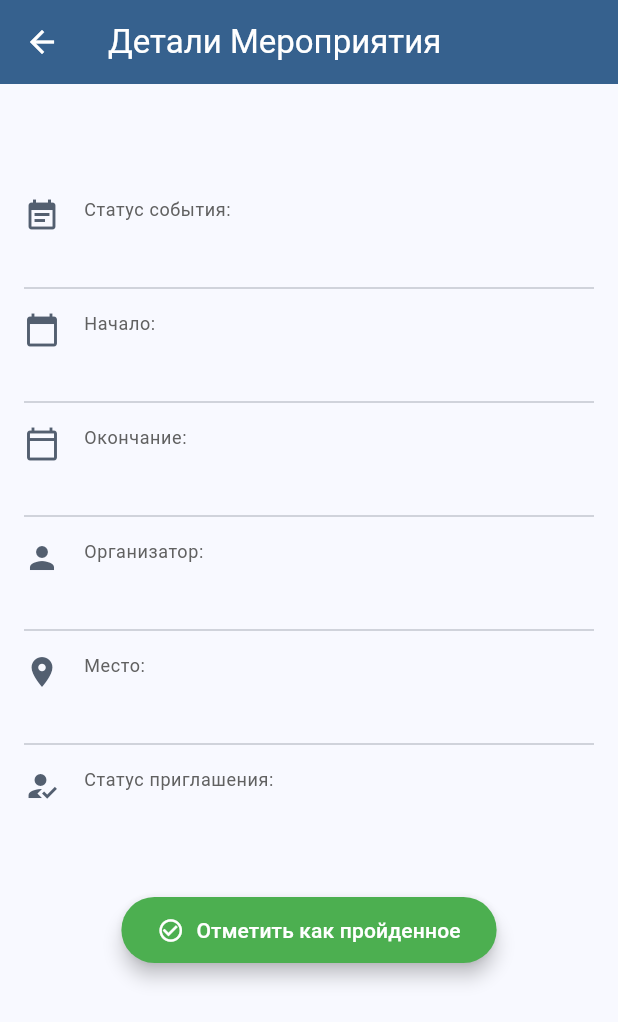
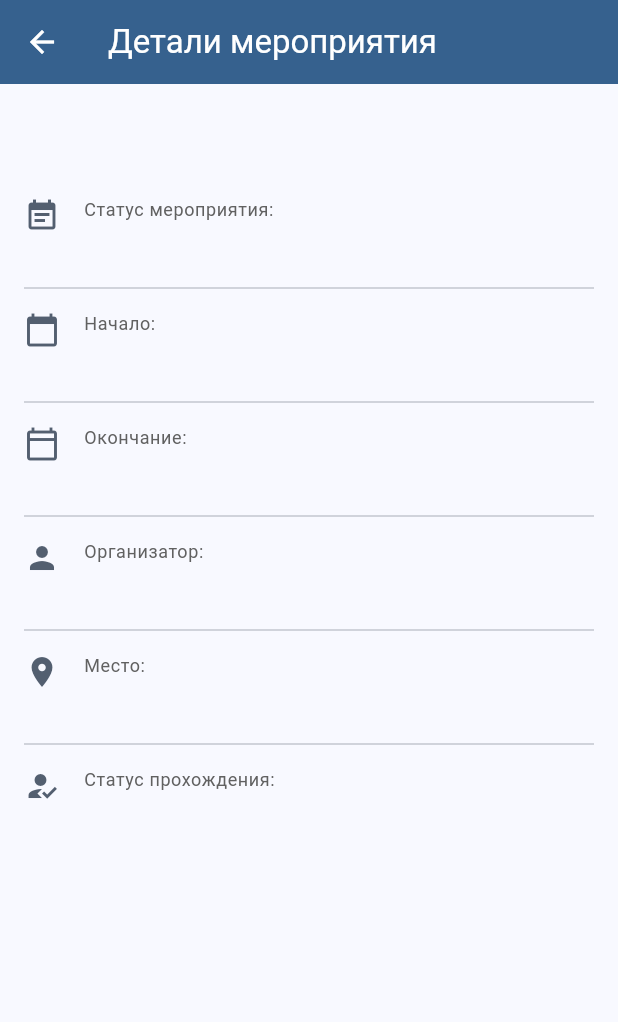
Before and after one commit to callmerussell04/university-events-mobile, a Flutter app: the DetailsPage screen opened directly with empty values, on a phone screen of 412 x 824 dp. Shown: the top 1022 px of the screen. Run offline on Flutter 3.47's test engine with Material 3 defaults, Android fonts, the phone set to English and light mode, and no system bars; our stand-ins replace dio, equatable, firebase_core, firebase_messaging, flutter_bloc, flutter_secure_storage and 2 more; accounts and stored records are empty; generated files the repository leaves out were written again.

Commit message:
минификсы

```diff
--- a/lib/data/repositories/invitation_repository.dart
+++ b/lib/data/repositories/invitation_repository.dart
@@ -13,7 +13,7 @@ class InvitationRepository extends ApiInterface {
 
   InvitationRepository(this._dio, this._authService);
 
-  static const String _baseUrl = 'http://192.168.1.212:8080';
+  static const String _baseUrl = 'http://192.168.113.247:8080';
 
   @override
   Future<HomeData?> loadData({String? q, int page = 0, OnErrorCallback? onError}) async {
--- a/lib/presentation/details_page/details_page.dart
+++ b/lib/presentation/details_page/details_page.dart
@@ -46,7 +46,7 @@ class _DetailsPageState extends State<DetailsPage> {
       if (success) {
         _currentInvitationStatus = 'Посетил';
         _statusChanged = true;
-        Fluttertoast.showToast(msg: 'Статус обновлен на Посетил!', toastLength: Toast.LENGTH_SHORT);
+        Fluttertoast.showToast(msg: 'Статус обновлен на Посетил', toastLength: Toast.LENGTH_SHORT);
       } else {
         Fluttertoast.showToast(msg: 'Не удалось обновить статус.', toastLength: Toast.LENGTH_SHORT);
       }
@@ -56,16 +56,23 @@ class _DetailsPageState extends State<DetailsPage> {
 
   @override
   void dispose() {
-
     Navigator.pop(context, _statusChanged);
     super.dispose();
   }
 
   @override
   Widget build(BuildContext context) {
+    // Определяем, должен ли отображаться чип "Мероприятие пройдено!"
+    final bool showCompletedChip = _currentInvitationStatus == 'Посетил';
+
+    // Определяем, должна ли отображаться кнопка "Отметить как пройденное"
+    final bool showMarkAsCompletedButton =
+        _currentInvitationStatus != 'Посетил' &&
+            (widget.data.status == 'В процессе' || widget.data.status == 'Завершено');
+
     return Scaffold(
       appBar: AppBar(
-        title: const Text('Детали Мероприятия'),
+        title: const Text('Детали мероприятия'),
         backgroundColor: Theme.of(context).primaryColor,
         foregroundColor: Colors.white,
       ),
@@ -90,7 +97,7 @@ class _DetailsPageState extends State<DetailsPage> {
               _buildInfoRow(
                 context,
                 icon: Icons.event_note,
-                label: 'Статус события:',
+                label: 'Статус мероприятия:',
                 value: widget.data.status,
               ),
               const Divider(),
@@ -125,11 +132,12 @@ class _DetailsPageState extends State<DetailsPage> {
               _buildInfoRow(
                 context,
                 icon: Icons.how_to_reg,
-                label: 'Статус приглашения:',
+                label: 'Статус прохождения:',
                 value: _currentInvitationStatus,
               ),
               const SizedBox(height: 32.0),
-              if (_currentInvitationStatus != 'Посетил')
+              // Условное отображение кнопки "Отметить как пройденное"
+              if (showMarkAsCompletedButton)
                 Center(
                   child: _isUpdatingStatus
                       ? const CircularProgressIndicator()
@@ -148,7 +156,8 @@ class _DetailsPageState extends State<DetailsPage> {
                     ),
                   ),
                 ),
-              if (_currentInvitationStatus == 'Посетил')
+              // Условное отображение чипа "Мероприятие пройдено!"
+              if (showCompletedChip)
                 const Center(
                   child: Chip(
                     label: Text('Мероприятие пройдено!'),
--- a/lib/presentation/home_page/home_page.dart
+++ b/lib/presentation/home_page/home_page.dart
@@ -106,7 +106,9 @@ class _BodyState extends State<_Body> {
         children: [
           BlocBuilder<HomeBloc, HomeState>(
             builder: (context, state) => state.isLoading
-                ? const CircularProgressIndicator()
+                ? const Center(
+                    child: CircularProgressIndicator(),
+                  )
                 : Expanded(
               child: RefreshIndicator(
                 onRefresh: _onRefresh,
```
Also changed, not shown: lib/data/services/auth_service.dart (+7 -8 lines).
